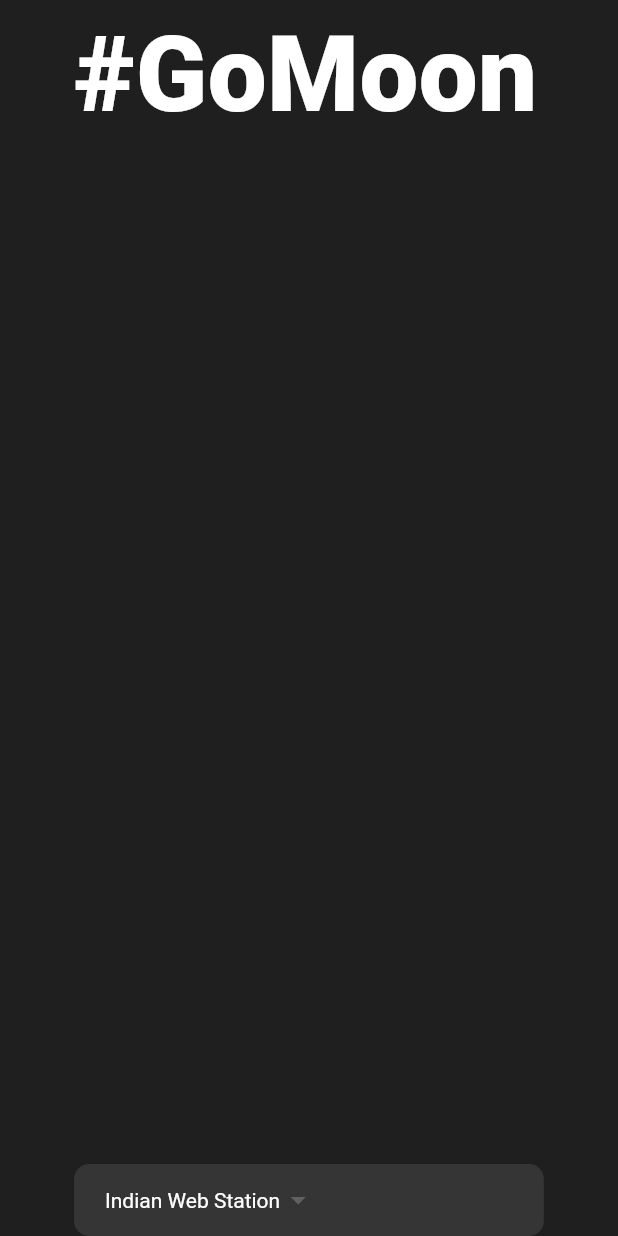
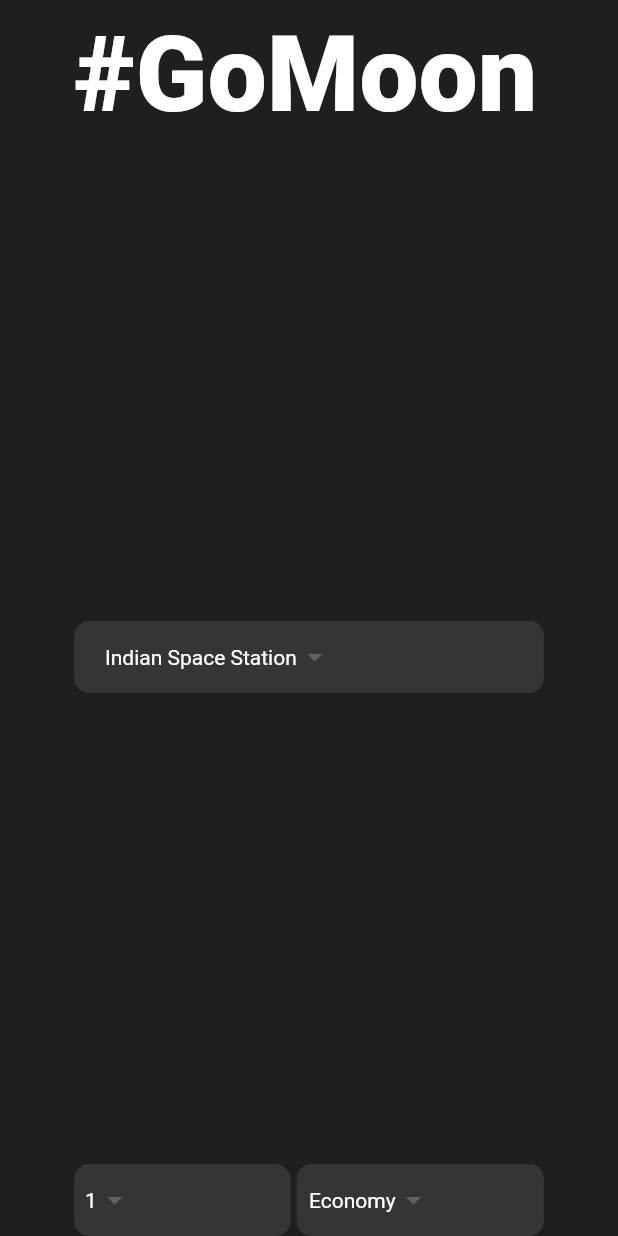
Before and after one commit to Prathamesh-1011/GoMoon-Flutter-App, a Flutter app: the screen it shows after launch, on a phone screen of 412 x 824 dp. Run offline on Flutter 3.47's test engine with Material 3 defaults, Android fonts, the phone set to English and light mode, and no system bars.

Commit message:
Encapsulated  DropDownButton Widget Into Class And used wrapped in row

```diff
--- a/lib/main.dart
+++ b/lib/main.dart
@@ -12,8 +12,8 @@ class App extends StatelessWidget {
   Widget build(BuildContext context) {
     return MaterialApp(
       title: "GoMoon",
-      theme:
-          ThemeData(scaffoldBackgroundColor: Color.fromRGBO(31, 31, 31, 1.0)),
+      theme: ThemeData(
+          scaffoldBackgroundColor: const Color.fromRGBO(31, 31, 31, 1.0)),
       home: HomePage(),
     );
   }
--- a/lib/pages/home_page.dart
+++ b/lib/pages/home_page.dart
@@ -1,5 +1,7 @@
 import 'package:flutter/material.dart';
+import 'package:go_moon/widgets/custom_dropdown_button.dart';
 
+// ignore: must_be_immutable
 class HomePage extends StatelessWidget {
   late double _deviceHeight, _deviceWidth;
 
@@ -22,6 +24,7 @@ class HomePage extends StatelessWidget {
             children: [
               _pageTitle(),
               _destinationDropDownWidget(),
+              _travellersInformationWidget(),
             ],
           ),
         ),
@@ -52,46 +55,39 @@ class HomePage extends StatelessWidget {
   }
 
   Widget _destinationDropDownWidget() {
-    List<String> _items = [
-      "Indian Web Station",
-      "NASA Web Station",
-    ];
-    return Container(
-      padding: EdgeInsets.symmetric(horizontal: _deviceWidth * 0.05),
+    return CustomDropDownButtonClass(
+      values: const [
+        "Indian Space Station",
+        "NASA Space Station",
+      ],
       width: _deviceWidth,
-      decoration: BoxDecoration(
-        color: const Color.fromRGBO(
-          53,
-          53,
-          53,
-          1.0,
+    );
+  }
+
+  Widget _travellersInformationWidget() {
+    return Row(
+      mainAxisAlignment: MainAxisAlignment.spaceBetween,
+      mainAxisSize: MainAxisSize.max,
+      crossAxisAlignment: CrossAxisAlignment.center,
+      children: [
+        CustomDropDownButtonClass(
+          values: const [
+            "1",
+            "2",
+            "3",
+            "4",
+          ],
+          width: _deviceWidth * 0.35,
         ),
-        borderRadius: BorderRadius.circular(
-          10,
+        CustomDropDownButtonClass(
+          values: const [
+            "Economy",
+            "First",
+            "Business",
+          ],
+          width: _deviceWidth * 0.40,
         ),
-      ),
-      child: DropdownButton(
-        value: _items.first,
-        onChanged: (_) {},
-        items: _items.map(
-          (e) {
-            return DropdownMenuItem(
-              value: e,
-              child: Text(e),
-            );
-          },
-        ).toList(),
-        underline: Container(),
-        dropdownColor: const Color.fromRGBO(
-          53,
-          53,
-          53,
-          1.0,
-        ),
-        style: const TextStyle(
-          color: Colors.white,
-        ),
-      ),
+      ],
     );
   }
 }
--- /dev/null
+++ b/lib/widgets/custom_dropdown_button.dart
@@ -0,0 +1,51 @@
+import 'package:flutter/material.dart';
+
+// ignore: must_be_immutable
+class CustomDropDownButtonClass extends StatelessWidget {
+  List<String> values;
+  double width;
+
+  CustomDropDownButtonClass(
+      {super.key, required this.values, required this.width});
+
+  @override
+  Widget build(BuildContext context) {
+    return Container(
+      padding: EdgeInsets.symmetric(horizontal: width * 0.05),
+      width: width,
+      decoration: BoxDecoration(
+        color: const Color.fromRGBO(
+          53,
+          53,
+          53,
+          1.0,
+        ),
+        borderRadius: BorderRadius.circular(
+          10,
+        ),
+      ),
+      child: DropdownButton(
+        value: values.first,
+        onChanged: (_) {},
+        items: values.map(
+          (e) {
+            return DropdownMenuItem(
+              value: e,
+              child: Text(e),
+            );
+          },
+        ).toList(),
+        underline: Container(),
+        dropdownColor: const Color.fromRGBO(
+          53,
+          53,
+          53,
+          1.0,
+        ),
+        style: const TextStyle(
+          color: Colors.white,
+        ),
+      ),
+    );
+  }
+}
```
